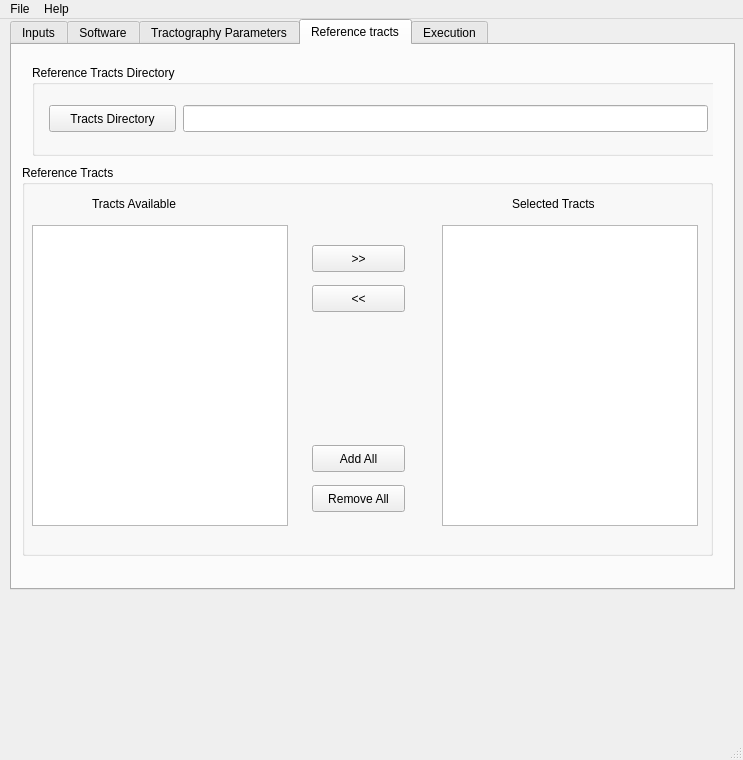
Above: AutoTract.ui from wendyuu/AutoTract before the change. Below: the same form after it.
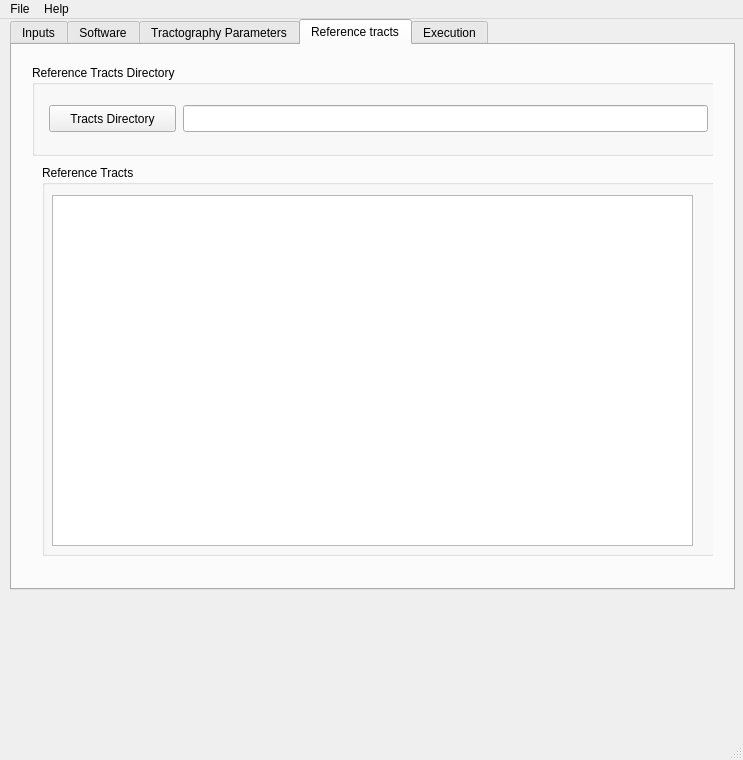
That is the form after the change.

Diff of the .ui file:
```diff
--- a/AutoTract.ui
+++ b/AutoTract.ui
@@ -1140,18 +1140,18 @@
      <widget class="QWidget" name="ref_tracts_widget" native="true">
       <property name="geometry">
        <rect>
-        <x>10</x>
+        <x>20</x>
         <y>120</y>
-        <width>691</width>
+        <width>681</width>
         <height>391</height>
        </rect>
       </property>
       <widget class="QGroupBox" name="ref_tracts_groupBox">
        <property name="geometry">
         <rect>
-         <x>0</x>
+         <x>10</x>
          <y>0</y>
-         <width>691</width>
+         <width>681</width>
          <height>391</height>
         </rect>
        </property>
@@ -1162,98 +1162,10 @@
         <property name="geometry">
          <rect>
           <x>10</x>
-          <y>60</y>
-          <width>256</width>
-          <height>301</height>
-         </rect>
-        </property>
-       </widget>
-       <widget class="QListWidget" name="selected_fibers_list">
-        <property name="geometry">
-         <rect>
-          <x>420</x>
-          <y>60</y>
-          <width>256</width>
-          <height>301</height>
-         </rect>
-        </property>
-       </widget>
-       <widget class="QPushButton" name="add_fiber_button">
-        <property name="geometry">
-         <rect>
-          <x>290</x>
-          <y>80</y>
-          <width>93</width>
-          <height>27</height>
-         </rect>
-        </property>
-        <property name="text">
-         <string>&gt;&gt;</string>
-        </property>
-       </widget>
-       <widget class="QPushButton" name="remove_fiber_button">
-        <property name="geometry">
-         <rect>
-          <x>290</x>
-          <y>120</y>
-          <width>93</width>
-          <height>27</height>
-         </rect>
-        </property>
-        <property name="text">
-         <string>&lt;&lt;</string>
-        </property>
-       </widget>
-       <widget class="QPushButton" name="add_all_fibers_button">
-        <property name="geometry">
-         <rect>
-          <x>290</x>
-          <y>280</y>
-          <width>93</width>
-          <height>27</height>
-         </rect>
-        </property>
-        <property name="text">
-         <string>Add All</string>
-        </property>
-       </widget>
-       <widget class="QPushButton" name="remove_all_fibers_button">
-        <property name="geometry">
-         <rect>
-          <x>290</x>
-          <y>320</y>
-          <width>93</width>
-          <height>27</height>
-         </rect>
-        </property>
-        <property name="text">
-         <string>Remove All</string>
-        </property>
-       </widget>
-       <widget class="QLabel" name="tract_available_label">
-        <property name="geometry">
-         <rect>
-          <x>70</x>
           <y>30</y>
-          <width>115</width>
-          <height>17</height>
+          <width>641</width>
+          <height>351</height>
          </rect>
-        </property>
-        <property name="text">
-         <string>Tracts Available</string>
-        </property>
-       </widget>
-       <widget class="QLabel" name="selected_tract_label">
-        <property name="geometry">
-         <rect>
-          <x>490</x>
-          <y>30</y>
-          <width>110</width>
-          <height>17</height>
-         </rect>
-        </property>
-        <property name="text">
-         <string>Selected Tracts</string>
         </property>
        </widget>
       </widget>
```
Left out of the diff: 31 changed lines with no effect on the pictures.
